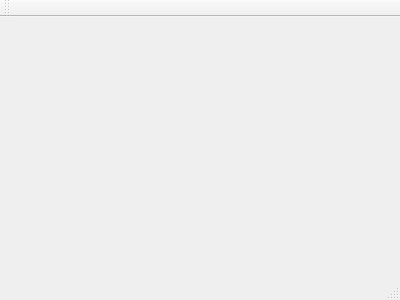
First picture: the form in src/RTree/mainwindow.ui, repository JunguangJiang/Indexing-Images-for-Content-Based-Retrieval, before the edit.
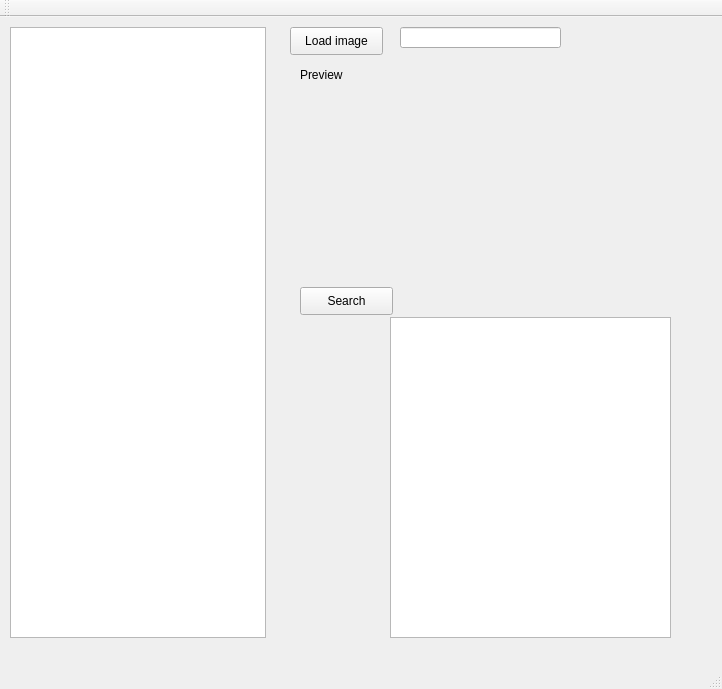
Second picture: the form after the edit.

```diff
--- a/src/RTree/mainwindow.ui
+++ b/src/RTree/mainwindow.ui
@@ -1,24 +1,122 @@
 <ui version="4.0">
  <class>MainWindow</class>
- <widget class="QMainWindow" name="MainWindow" >
-  <property name="geometry" >
+ <widget class="QMainWindow" name="MainWindow">
+  <property name="geometry">
    <rect>
     <x>0</x>
     <y>0</y>
-    <width>400</width>
-    <height>300</height>
+    <width>722</width>
+    <height>689</height>
    </rect>
   </property>
   <property name="windowTitle" >
    <string>MainWindow</string>
   </property>
-  <widget class="QMenuBar" name="menuBar" />
-  <widget class="QToolBar" name="mainToolBar" />
-  <widget class="QWidget" name="centralWidget" />
-  <widget class="QStatusBar" name="statusBar" />
+  <widget class="QWidget" name="centralWidget">
+   <widget class="QLabel" name="label">
+    <property name="geometry">
+     <rect>
+      <x>300</x>
+      <y>50</y>
+      <width>72</width>
+      <height>15</height>
+     </rect>
+    </property>
+    <property name="text">
+     <string>Preview</string>
+    </property>
+   </widget>
+   <widget class="QLabel" name="loadedImg">
+    <property name="geometry">
+     <rect>
+      <x>400</x>
+      <y>50</y>
+      <width>261</width>
+      <height>221</height>
+     </rect>
+    </property>
+    <property name="text">
+     <string/>
+    </property>
+   </widget>
+   <widget class="QLineEdit" name="lineEdit">
+    <property name="geometry">
+     <rect>
+      <x>400</x>
+      <y>10</y>
+      <width>161</width>
+      <height>21</height>
+     </rect>
+    </property>
+   </widget>
+   <widget class="QPushButton" name="loadImg">
+    <property name="geometry">
+     <rect>
+      <x>290</x>
+      <y>10</y>
+      <width>93</width>
+      <height>28</height>
+     </rect>
+    </property>
+    <property name="text">
+     <string>Load image</string>
+    </property>
+   </widget>
+   <widget class="QListWidget" name="listWidget">
+    <property name="geometry">
+     <rect>
+      <x>10</x>
+      <y>10</y>
+      <width>256</width>
+      <height>611</height>
+     </rect>
+    </property>
+   </widget>
+   <widget class="QPushButton" name="Search">
+    <property name="geometry">
+     <rect>
+      <x>300</x>
+      <y>270</y>
+      <width>93</width>
+      <height>28</height>
+     </rect>
+    </property>
+    <property name="text">
+     <string>Search</string>
+    </property>
+   </widget>
+   <widget class="QListWidget" name="searchResult">
+    <property name="geometry">
+     <rect>
+      <x>390</x>
+      <y>300</y>
+      <width>281</width>
+      <height>321</height>
+     </rect>
+    </property>
+   </widget>
+  </widget>
+  <widget class="QMenuBar" name="menuBar">
+   <property name="geometry">
+    <rect>
+     <x>0</x>
+     <y>0</y>
+     <width>722</width>
+     <height>26</height>
+    </rect>
+   </property>
+  </widget>
+  <widget class="QToolBar" name="mainToolBar">
+   <attribute name="toolBarArea">
+    <enum>TopToolBarArea</enum>
+   </attribute>
+   <attribute name="toolBarBreak">
+    <bool>false</bool>
+   </attribute>
+  </widget>
+  <widget class="QStatusBar" name="statusBar"/>
  </widget>
- <layoutDefault spacing="6" margin="11" />
- <pixmapfunction></pixmapfunction>
+ <layoutdefault spacing="6" margin="11"/>
  <resources/>
  <connections/>
 </ui>
```
Left out of the diff: 3 changed lines with no effect on the pictures.
